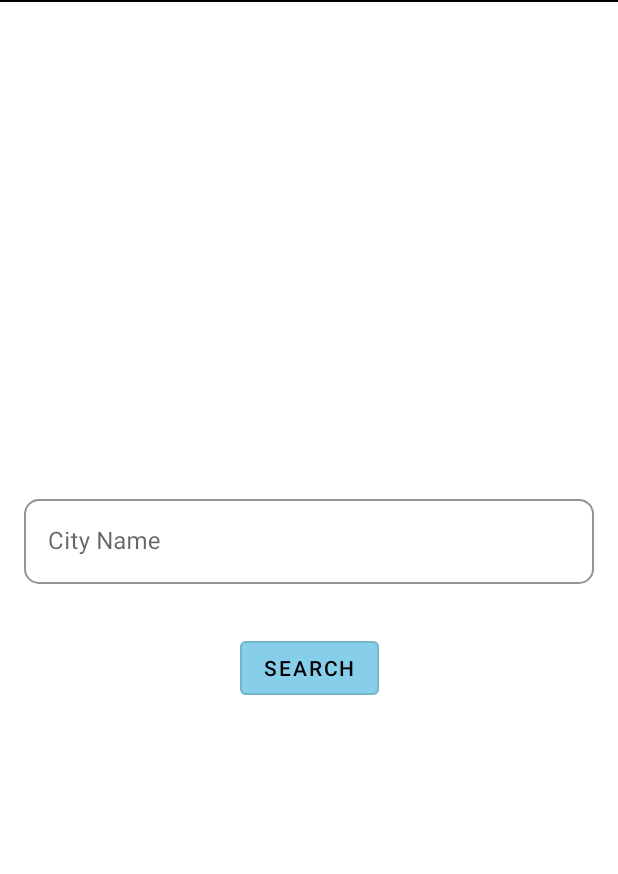
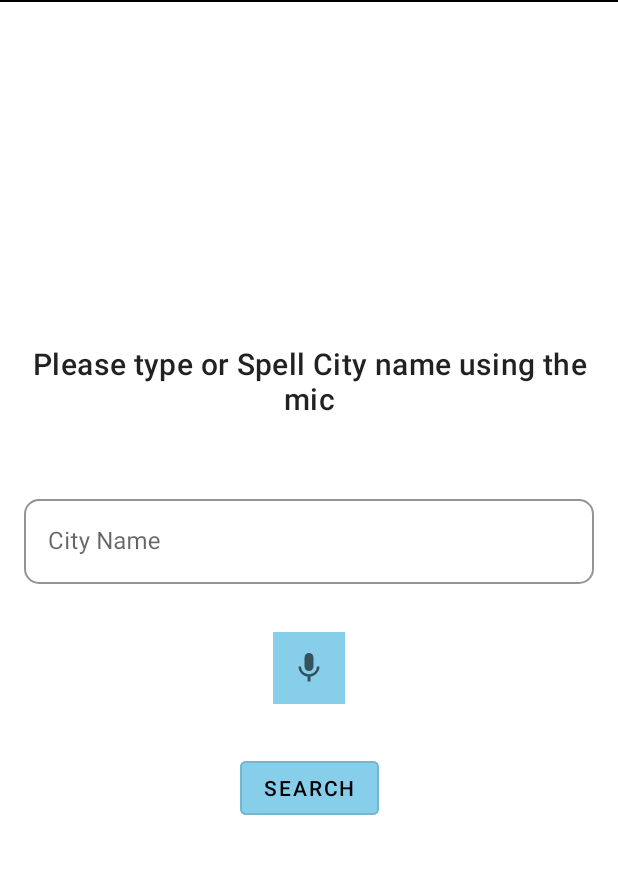
Before and after one commit to Priyanshu078/Mausamm, an Android app: the SearchFragment screen opened through its navigation route, on a phone screen of 412 x 824 dp, the part 81-955 px from its top. Run offline under Robolectric (Android 15) with nearby library versions, the phone set to English and light mode, and no system bars; our stand-ins replace navigation-ui; pictures from the network do not load; 1 statement that could not run was skipped.

Commit message:
added microphone ui in the app

```diff
--- a/app/src/main/AndroidManifest.xml
+++ b/app/src/main/AndroidManifest.xml
@@ -4,6 +4,7 @@
 
     <uses-permission android:name="android.permission.INTERNET" />
     <uses-permission android:name="android.permission.ACCESS_NETWORK_STATE" />
+    <uses-permission android:name="android.permission.RECORD_AUDIO"/>
 
     <application
         android:allowBackup="true"
--- a/app/src/main/java/com/example/mausam/fragments/SearchFragment.kt
+++ b/app/src/main/java/com/example/mausam/fragments/SearchFragment.kt
@@ -1,14 +1,27 @@
 package com.example.mausam.fragments
 
+import android.content.Context
+import android.content.Intent
+import android.content.pm.PackageManager
+import android.net.Uri
+import android.os.Build
 import android.os.Bundle
+import android.speech.RecognitionListener
+import android.speech.RecognizerIntent
+import android.speech.SpeechRecognizer
+import android.speech.tts.TextToSpeech
+import android.util.Log
 import androidx.fragment.app.Fragment
 import android.view.LayoutInflater
 import android.view.View
 import android.view.ViewGroup
 import android.widget.Toast
+import androidx.core.content.ContextCompat
 import androidx.navigation.findNavController
 import com.example.mausam.R
 import com.example.mausam.databinding.FragmentSearchBinding
+import org.w3c.dom.Text
+import java.util.*
 
 object SearchValue{
     var cityName :String = ""
@@ -19,6 +32,7 @@ class SearchFragment : Fragment() {
 
     private var _binding:FragmentSearchBinding? = null
     private val binding get() = _binding!!
+    private lateinit var textToSpeech: TextToSpeech
 
     override fun onCreate(savedInstanceState: Bundle?) {
         super.onCreate(savedInstanceState)
@@ -45,10 +59,12 @@ class SearchFragment : Fragment() {
                 Toast.makeText(context,"Please type the city name",Toast.LENGTH_SHORT).show()
             }
         }
+        binding.imageButton.setOnClickListener {
+        }
     }
-
     override fun onDestroyView() {
         super.onDestroyView()
         _binding = null
     }
+
 }
--- /dev/null
+++ b/app/src/main/res/drawable/mic.xml
@@ -0,0 +1,10 @@
+<vector xmlns:android="http://schemas.android.com/apk/res/android"
+    android:width="24dp"
+    android:height="24dp"
+    android:viewportWidth="24"
+    android:viewportHeight="24"
+    android:tint="?attr/colorControlNormal">
+  <path
+      android:fillColor="@android:color/white"
+      android:pathData="M12,14c1.66,0 2.99,-1.34 2.99,-3L15,5c0,-1.66 -1.34,-3 -3,-3S9,3.34 9,5v6c0,1.66 1.34,3 3,3zM17.3,11c0,3 -2.54,5.1 -5.3,5.1S6.7,14 6.7,11L5,11c0,3.41 2.72,6.23 6,6.72L11,21h2v-3.28c3.28,-0.48 6,-3.3 6,-6.72h-1.7z"/>
+</vector>
--- a/app/src/main/res/layout/fragment_search.xml
+++ b/app/src/main/res/layout/fragment_search.xml
@@ -42,6 +42,19 @@
         app:layout_constraintTop_toBottomOf="@+id/menubar" />
 
 
+    <TextView
+        android:layout_width="wrap_content"
+        android:layout_height="wrap_content"
+        app:layout_constraintLeft_toLeftOf="parent"
+        app:layout_constraintRight_toRightOf="parent"
+        android:layout_marginBottom="32dp"
+        android:padding="16dp"
+        android:textAlignment="center"
+        app:layout_constraintBottom_toTopOf="@+id/outlinedTextField"
+        android:text="@string/please_type_or_spell_city_name_using_the_mic"
+        android:textAppearance="@style/TextAppearance.MaterialComponents.Headline6"/>
+
+
     <com.google.android.material.textfield.TextInputLayout
         android:id="@+id/outlinedTextField"
         style="@style/Widget.MaterialComponents.TextInputLayout.OutlinedBox"
@@ -70,6 +83,20 @@
 
     </com.google.android.material.textfield.TextInputLayout>
 
+    <ImageButton
+        android:id="@+id/imageButton"
+        android:layout_width="wrap_content"
+        android:layout_height="wrap_content"
+        android:layout_marginTop="32dp"
+        android:background="@color/skyBlue"
+        android:contentDescription="@string/imagebutton"
+        android:minWidth="48dp"
+        android:minHeight="48dp"
+        android:src="@drawable/mic"
+        app:layout_constraintBottom_toTopOf="@id/outlinedButton"
+        app:layout_constraintLeft_toLeftOf="parent"
+        app:layout_constraintRight_toRightOf="parent"
+        app:layout_constraintTop_toBottomOf="@+id/outlinedTextField" />
 
     <Button
         android:id="@+id/outlinedButton"
@@ -81,7 +108,7 @@
         android:layout_marginTop="32dp"
         app:layout_constraintLeft_toLeftOf="parent"
         app:layout_constraintRight_toRightOf="parent"
-        app:layout_constraintTop_toBottomOf="@+id/outlinedTextField"
+        app:layout_constraintTop_toBottomOf="@+id/imageButton"
         android:backgroundTint="@color/skyBlue"
         />
 
--- a/app/src/main/res/menu/nav_menu.xml
+++ b/app/src/main/res/menu/nav_menu.xml
@@ -4,10 +4,10 @@
     tools:showIn="navigation_view">
     <item
         android:id="@+id/name"
-        android:title="Mausamm"
+        android:title="@string/app_name"
         android:icon="@drawable/clouds"/>
     <item
         android:id="@+id/developer"
-        android:title="Priyanshu Paliwal"
+        android:title="@string/priyanshu_paliwal"
         android:icon="@drawable/person"/>
 </menu>
--- a/app/src/main/res/values/colors.xml
+++ b/app/src/main/res/values/colors.xml
@@ -11,4 +11,6 @@
     <color name="blueGrey">#549db9</color>
     <color name="red">#FF0000</color>
     <color name="purple">#FF6200EE</color>
+    <color name="background">#ebebeb</color>
+    <color name="darkBackground">#c7c7c7</color>
 </resources>
--- a/app/src/main/res/values/strings.xml
+++ b/app/src/main/res/values/strings.xml
@@ -22,4 +22,7 @@
     <string name="search">Search</string>
     <string name="upArrow">↑</string>
     <string name="downArrow">↓</string>
+    <string name="priyanshu_paliwal">Priyanshu Paliwal</string>
+    <string name="please_type_or_spell_city_name_using_the_mic">Please type or Spell City name using the mic</string>
+    <string name="imagebutton">Imagebutton</string>
 </resources>
```
Also changed, not shown: app/src/main/res/layout/nav_header.xml (+7 -5 lines).
